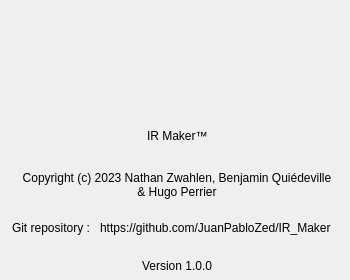
Old version of the form about.ui in the repository JuanPabloZed/IR_Maker_Cpp.
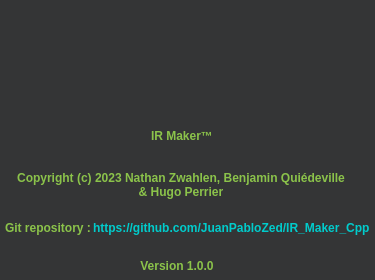
New version of the form. Icons and pictures are not drawn.

```diff
--- a/about.ui
+++ b/about.ui
@@ -6,7 +6,7 @@
    <rect>
     <x>0</x>
     <y>0</y>
-    <width>350</width>
+    <width>375</width>
     <height>280</height>
    </rect>
   </property>
@@ -18,23 +18,223 @@
   </property>
   <property name="minimumSize">
    <size>
-    <width>350</width>
+    <width>375</width>
     <height>280</height>
    </size>
   </property>
   <property name="maximumSize">
    <size>
-    <width>350</width>
+    <width>375</width>
     <height>280</height>
    </size>
   </property>
   <property name="windowTitle">
    <string>About</string>
   </property>
+  <property name="styleSheet">
+   <string notr="true">QDialog {
+background : #343536;
+color : #8bc34a;
+}
+
+QGroupBox{
+color : #8bc34a;
+font: bold 13px;
+border: 1px solid #8bc34a;
+border-radius: 2px;
+margin-top: 3ex;
+background: #252525;
+}
+
+QGroupBox::title{
+subcontrol-origin: margin;
+subcontrol-position: top center;
+padding: 0 3px;
+}
+
+QLabel{
+color : #8bc34a;
+font: bold;
+}
+
+QLabel#label_5{
+color : #00cccc;
+font: bold;
+}
+
+QLineEdit:enabled{
+color : #8bc34a;
+border: 1px solid #8bc34a;
+border-radius: 2px;
+padding: 2px;
+background : #242526;
+font: bold;
+}
+
+QLineEdit:!enabled{
+color: #b5b5b5;
+border: 1px solid #858585;
+border-radius: 3px;
+padding: 2px;
+background : #444546;
+font: bold;
+}
+
+QPushButton[flat=&quot;true&quot;]{
+color : #8bc34a;
+}
+
+QPushButton[flat=&quot;false&quot;]:enabled{
+color : #8bc34a;
+font: bold 14px;
+background : #343536;
+border-radius: 3px;
+border-style: outset;
+border-width: 1px;
+border-color: rgb(119, 175, 54);
+padding: 5px;
+}
+
+QPushButton[flat=&quot;false&quot;]:!enabled{
+font: bold;
+color: #858585;
+background : #444546;
+border-radius: 4px;
+border-style: outset;
+border-width: 1px;
+border-color: #656565;
+padding: 5px;
+}
+
+QCheckBox::indicator{
+border: 2px solid;
+border-radius: 3px; 
+}
+
+QCheckBox:enabled{
+color: #8bc34a;
+}
+
+QCheckBox::indicator:enabled{
+border: 2px solid #8bc34a;
+}
+
+QCheckBox::indicator:!enabled{
+border: 2px solid #656565;
+}
+
+QCheckBox::indicator:checked{
+background: #8bc34a;
+border-color: #8bc34a;
+}
+
+QRadioButton:checked{
+color: #8bc34a;
+font: bold;
+}
+
+QRadioButton{
+color: #858585;
+font: bold;
+}
+
+QRadioButton::indicator:checked{
+background: #252525;
+border: 4px solid #8bc34a;
+border-radius:6px;
+}
+
+QRadioButton::indicator:!checked{
+background: #252525;
+border: 2px solid #858585;
+border-radius:6px;
+}
+
+QComboBox{
+background: #353535;
+color: #8bc34a;
+border: 2px solid #8bc34a;
+border-radius: 3px;
+}
+
+QTreeView{
+background: #252525;
+border-radius: 6px;
+color: #8bc34a;
+}
+
+QTreeView::branch:open {
+    image: url(:img/img/branch-open.png);
+}
+
+QTreeView::branch:closed:has-children {
+    image: url(:img/img/branch-closed.png);
+}
+
+QHeaderView::section{
+color: #8bc34a;
+background-color: #444546;
+font: bold;
+}
+
+QListView:enabled{
+background: #252525;
+border-radius: 2px;
+color: #8bc34a;
+}
+
+QListView:!enabled{
+background: #454545;
+border-radius: 2px;
+}
+
+QGraphicsView{
+background: #252525;
+border-radius: 12px;
+}
+
+QSplitter::handle{
+color: #343536;
+background-color: #343536;
+border: none;
+}
+
+QScrollBar{
+background: #353535;
+border: none;
+}
+
+QScrollBar::add-page, QScrollBar::sub-page{
+background: none;
+border: none;
+}
+
+QScrollBar::handle{
+background-color: #555555;
+}
+
+QScrollBar:left-arrow, QScrollBar::right-arrow{
+border: none;
+width: 4px;
+height: 4px;
+background: #8bc34a;
+}
+
+QScrollBar:up-arrow, QScrollBar::down-arrow{
+border: none;
+width: 4px;
+height: 4px;
+background: #8bc34a;
+}
+
+QScrollBar::add-line, QScrollBar::sub-line{
+border: none;
+}</string>
+  </property>
   <widget class="QLabel" name="label_2">
    <property name="geometry">
     <rect>
-     <x>116</x>
+     <x>120</x>
      <y>8</y>
      <width>121</width>
      <height>120</height>
@@ -53,7 +253,7 @@
   <widget class="QLabel" name="label_6">
    <property name="geometry">
     <rect>
-     <x>-13</x>
+     <x>-9</x>
      <y>168</y>
      <width>380</width>
      <height>34</height>
@@ -86,7 +286,7 @@
   <widget class="QLabel" name="label_3">
    <property name="geometry">
     <rect>
-     <x>147</x>
+     <x>151</x>
      <y>128</y>
      <width>61</width>
      <height>16</height>
@@ -99,7 +299,7 @@
   <widget class="QLabel" name="label_4">
    <property name="geometry">
     <rect>
-     <x>12</x>
+     <x>5</x>
      <y>220</y>
      <width>89</width>
      <height>16</height>
@@ -112,14 +312,14 @@
   <widget class="QLabel" name="label_5">
    <property name="geometry">
     <rect>
-     <x>100</x>
+     <x>93</x>
      <y>220</y>
-     <width>248</width>
+     <width>281</width>
      <height>16</height>
     </rect>
    </property>
    <property name="text">
-    <string>https://github.com/JuanPabloZed/IR_Maker</string>
+    <string>https://github.com/JuanPabloZed/IR_Maker_Cpp</string>
    </property>
    <property name="textFormat">
     <enum>Qt::MarkdownText</enum>
```
